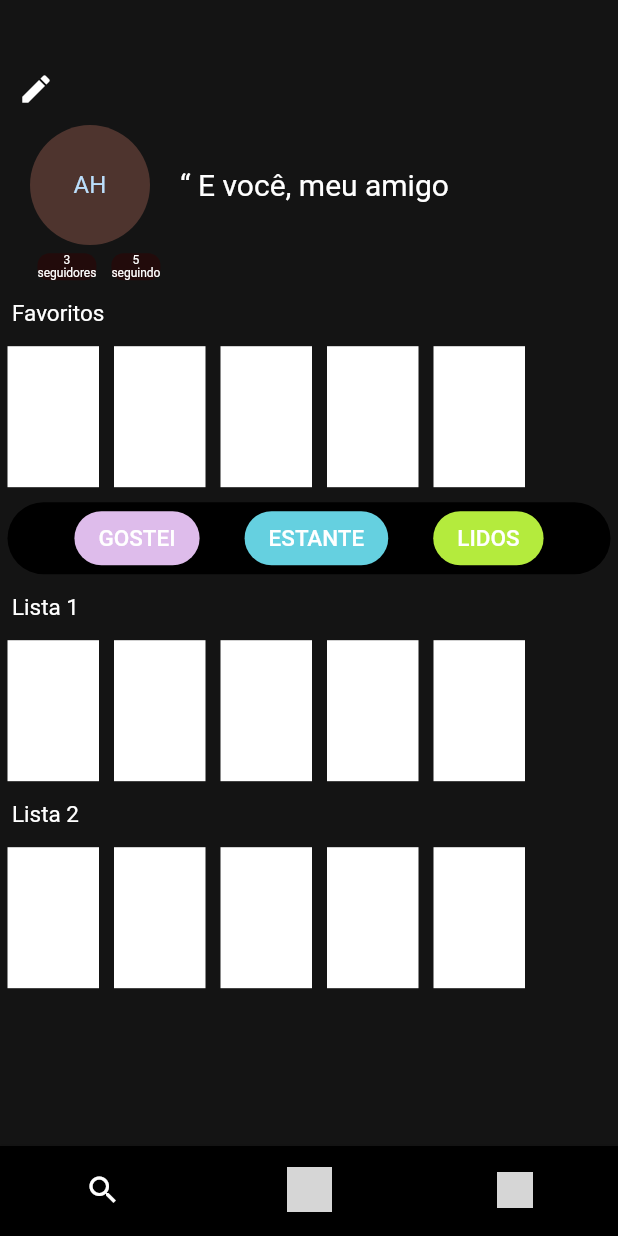
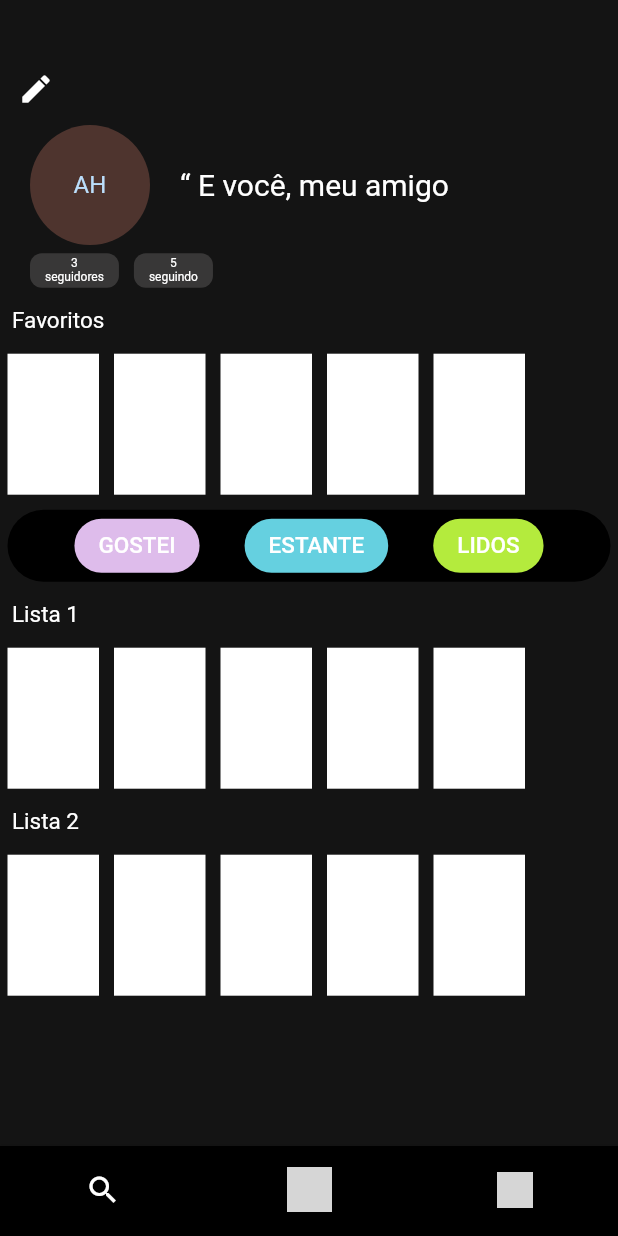
Before and after one commit to book-box/bookbox, a Flutter app: the screen it shows after launch, on a phone screen of 412 x 824 dp. Run offline on Flutter 3.47's test engine with Material 2 defaults, Android fonts, the phone set to English and light mode, and no system bars; grey boxes are pictures that could not be loaded.

Commit message:
atualização seguidores

```diff
--- a/lib/seguidores.dart
+++ b/lib/seguidores.dart
@@ -8,7 +8,7 @@ class Seguidores extends StatelessWidget{
     return const Row(
       mainAxisAlignment: MainAxisAlignment.start,
       children: [
-        SizedBox(width: 20),
+        SizedBox(width: 15),
         SeguiContainer('3', 'seguidores'),
         SeguiContainer('5', 'seguindo'),
       ],
@@ -26,11 +26,14 @@ class SeguiContainer extends StatelessWidget{
   Widget build(context){
     return Container(
       margin: const EdgeInsets.all(5),
+      padding: const EdgeInsets.symmetric(horizontal: 10, vertical: 2.5),
       decoration: BoxDecoration(
-        color:const Color.fromARGB(255, 34, 11, 11),
+        color:const Color.fromARGB(255, 56, 55, 55),
         borderRadius: BorderRadius.circular(8),
       ),
       child: Column(
+        mainAxisAlignment: MainAxisAlignment.center,
+
         children: [
           Text(
             num,
```
